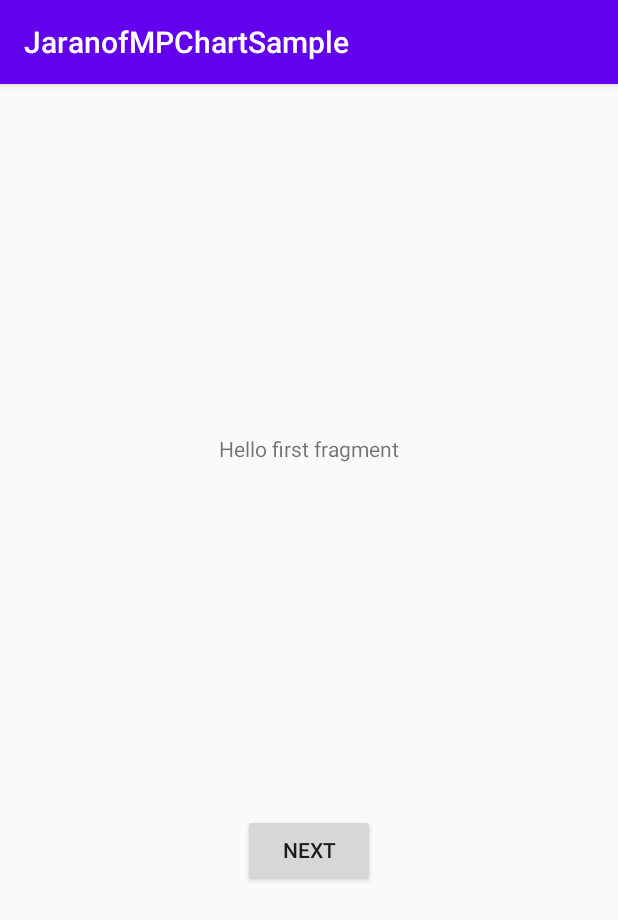
After one commit to anCx04/JaranofMPChartSample, an Android app: the fragment FirstFragment shown on its own in the app's theme, on a phone screen of 412 x 824 dp. The commit adds this screen. Shown: the top 920 px of the screen. Run offline under Robolectric (Android 15) with nearby library versions, the phone set to English and light mode, and no system bars; network calls fail.

Commit message:
primo marge su mario

```diff
--- a/app/build.gradle
+++ b/app/build.gradle
@@ -30,6 +30,9 @@ dependencies {
 
     implementation 'androidx.appcompat:appcompat:1.1.0'
     implementation 'androidx.constraintlayout:constraintlayout:1.1.3'
+    implementation 'com.google.android.material:material:1.1.0'
+    implementation 'androidx.navigation:navigation-fragment:2.2.2'
+    implementation 'androidx.navigation:navigation-ui:2.2.2'
     testImplementation 'junit:junit:4.12'
     androidTestImplementation 'androidx.test.ext:junit:1.1.1'
     androidTestImplementation 'androidx.test.espresso:espresso-core:3.2.0'
--- a/app/src/main/AndroidManifest.xml
+++ b/app/src/main/AndroidManifest.xml
@@ -11,6 +11,10 @@
         android:roundIcon="@mipmap/ic_launcher_round"
         android:supportsRtl="true"
         android:theme="@style/AppTheme">
+        <activity
+            android:name=".SecondActivity"
+            android:label="@string/title_activity_second"
+            android:theme="@style/AppTheme.NoActionBar"></activity>
         <activity android:name=".buildChart"></activity>
         <activity android:name=".MainActivity">
             <intent-filter>
--- /dev/null
+++ b/app/src/main/java/it/crescenziandrea/jaranofmpchartsample/FirstFragment.java
@@ -0,0 +1,34 @@
+package it.crescenziandrea.jaranofmpchartsample;
+
+import android.os.Bundle;
+import android.view.LayoutInflater;
+import android.view.View;
+import android.view.ViewGroup;
+
+import androidx.annotation.NonNull;
+import androidx.fragment.app.Fragment;
+import androidx.navigation.fragment.NavHostFragment;
+
+public class FirstFragment extends Fragment {
+
+    @Override
+    public View onCreateView(
+            LayoutInflater inflater, ViewGroup container,
+            Bundle savedInstanceState
+    ) {
+        // Inflate the layout for this fragment
+        return inflater.inflate(R.layout.fragment_first, container, false);
+    }
+
+    public void onViewCreated(@NonNull View view, Bundle savedInstanceState) {
+        super.onViewCreated(view, savedInstanceState);
+
+        view.findViewById(R.id.button_first).setOnClickListener(new View.OnClickListener() {
+            @Override
+            public void onClick(View view) {
+                NavHostFragment.findNavController(FirstFragment.this)
+                        .navigate(R.id.action_FirstFragment_to_SecondFragment);
+            }
+        });
+    }
+}
--- a/app/src/main/java/it/crescenziandrea/jaranofmpchartsample/buildChart.java
+++ b/app/src/main/java/it/crescenziandrea/jaranofmpchartsample/buildChart.java
@@ -37,7 +37,7 @@ public class buildChart extends AppCompatActivity {
         switch (selection) {
             case "a Barre":
                 break;
-            case "a Linee:":
+            case "a Linee":
                 LineChart lineChart;
 
                 lineChart = findViewById(R.id.lineChart);
--- /dev/null
+++ b/app/src/main/res/layout/fragment_first.xml
@@ -0,0 +1,28 @@
+<?xml version="1.0" encoding="utf-8"?>
+<androidx.constraintlayout.widget.ConstraintLayout xmlns:android="http://schemas.android.com/apk/res/android"
+    xmlns:app="http://schemas.android.com/apk/res-auto"
+    xmlns:tools="http://schemas.android.com/tools"
+    android:layout_width="match_parent"
+    android:layout_height="match_parent"
+    tools:context=".FirstFragment">
+
+    <TextView
+        android:id="@+id/textview_first"
+        android:layout_width="wrap_content"
+        android:layout_height="wrap_content"
+        android:text="@string/hello_first_fragment"
+        app:layout_constraintBottom_toTopOf="@id/button_first"
+        app:layout_constraintEnd_toEndOf="parent"
+        app:layout_constraintStart_toStartOf="parent"
+        app:layout_constraintTop_toTopOf="parent" />
+
+    <Button
+        android:id="@+id/button_first"
+        android:layout_width="wrap_content"
+        android:layout_height="wrap_content"
+        android:text="@string/next"
+        app:layout_constraintBottom_toBottomOf="parent"
+        app:layout_constraintEnd_toEndOf="parent"
+        app:layout_constraintStart_toStartOf="parent"
+        app:layout_constraintTop_toBottomOf="@id/textview_first" />
+</androidx.constraintlayout.widget.ConstraintLayout>
--- /dev/null
+++ b/app/src/main/res/values/dimens.xml
@@ -0,0 +1,3 @@
+<resources>
+    <dimen name="fab_margin">16dp</dimen>
+</resources>
--- a/app/src/main/res/values/strings.xml
+++ b/app/src/main/res/values/strings.xml
@@ -1,5 +1,14 @@
 <resources>
     <string name="app_name">JaranofMPChartSample</string>
+    <string name="title_activity_second">SecondActivity</string>
+    <!-- Strings used for fragments for navigation -->
+    <string name="first_fragment_label">First Fragment</string>
+    <string name="second_fragment_label">Second Fragment</string>
+    <string name="next">Next</string>
+    <string name="previous">Previous</string>
+
+    <string name="hello_first_fragment">Hello first fragment</string>
+    <string name="hello_second_fragment">Hello second fragment. Arg: %1$s</string>
 
     <string-array name="ChartType">
         <item>a Barre</item>
--- a/app/src/main/res/values/styles.xml
+++ b/app/src/main/res/values/styles.xml
@@ -8,4 +8,13 @@
         <item name="colorAccent">@color/colorAccent</item>
     </style>
 
+    <style name="AppTheme.NoActionBar">
+        <item name="windowActionBar">false</item>
+        <item name="windowNoTitle">true</item>
+    </style>
+
+    <style name="AppTheme.AppBarOverlay" parent="ThemeOverlay.AppCompat.Dark.ActionBar" />
+
+    <style name="AppTheme.PopupOverlay" parent="ThemeOverlay.AppCompat.Light" />
+
 </resources>
```
Also changed, not shown: app/src/main/java/it/crescenziandrea/jaranofmpchartsample/MainActivity.java (+73 -8 lines), app/src/main/java/it/crescenziandrea/jaranofmpchartsample/SecondActivity.java (added, +40 -0 lines), app/src/main/java/it/crescenziandrea/jaranofmpchartsample/SecondFragment.java (added, +34 -0 lines), app/src/main/java/it/crescenziandrea/jaranofmpchartsample/dati.java (added, +100 -0 lines), app/src/main/res/layout/activity_second.xml (added, +23 -0 lines), app/src/main/res/layout/content_second.xml (added, +19 -0 lines), app/src/main/res/layout/fragment_second.xml (added, +27 -0 lines), app/src/main/res/navigation/nav_graph.xml (added, +28 -0 lines).
